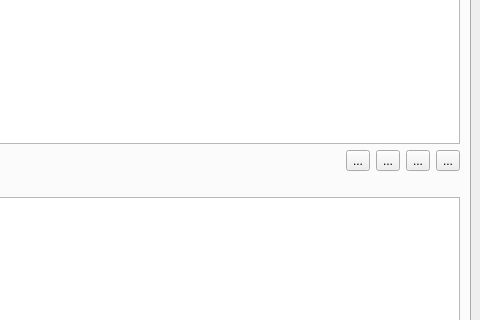
First picture: the form in src/cplus_plugin/ui/qgis_cplus_main_dockwidget.ui, repository ConservationInternational/cplus-plugin, before the edit; both pictures show x 319 to 799 and y 211 to 531 of the 799 by 642 pixel window.
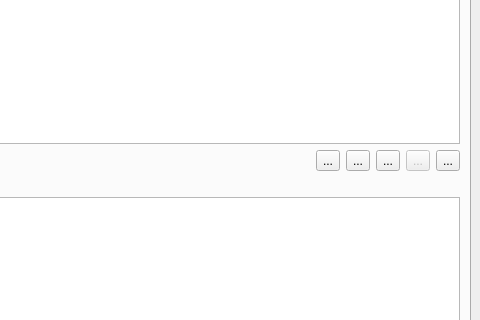
Second picture: the form after the edit. The open tabs and pages were chosen to show the change. Icons and pictures are not drawn. Custom widgets are drawn as their Qt base class.

Commit message: Add UI workflow for comparison reports.

```diff
--- a/src/cplus_plugin/ui/qgis_cplus_main_dockwidget.ui
+++ b/src/cplus_plugin/ui/qgis_cplus_main_dockwidget.ui
@@ -663,6 +663,19 @@
               </property>
              </widget>
             </item>
+            <item>
+             <widget class="QToolButton" name="comparison_report_btn">
+              <property name="enabled">
+               <bool>false</bool>
+              </property>
+              <property name="toolTip">
+               <string>Generate scenario comparison report</string>
+              </property>
+              <property name="text">
+               <string>...</string>
+              </property>
+             </widget>
+            </item>
             <item>
              <widget class="QToolButton" name="remove_scenario_btn">
               <property name="toolTip">
```
The commit also changes 4 other files.
